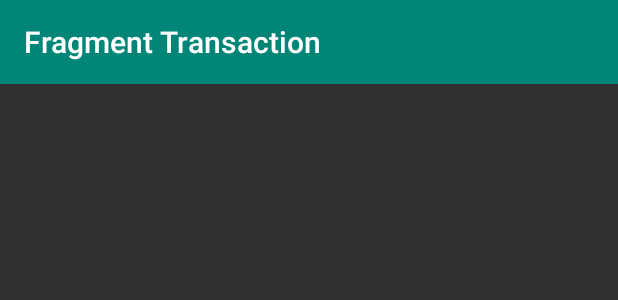
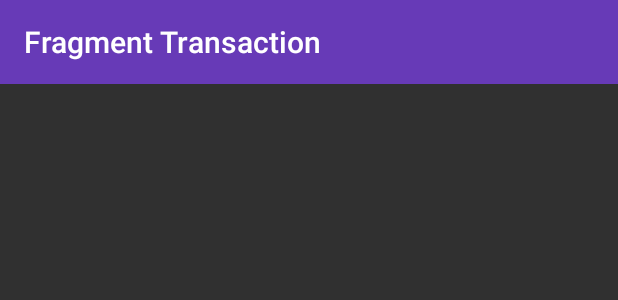
Before and after one commit to chowii/MotionLayoutDemo, an Android app: the layout activity_fragment_transition.xml on its own in the app's theme, with its tools: preview values and no code run, on a phone screen of 412 x 824 dp. Shown: the top 300 px of the screen. Run offline under Robolectric (Android 15) with nearby library versions, the phone set to English and light mode, and no system bars.

Commit message:
updated fragment_login, added dummy signup button fixed edit text underline color; updated scene_fragment_transition, changed transition trigger from click to swipe and minor clean up;

```diff
--- a/app/src/main/res/layout/activity_fragment_transition.xml
+++ b/app/src/main/res/layout/activity_fragment_transition.xml
@@ -11,8 +11,9 @@
             android:id="@+id/toolbar"
             android:layout_width="0dp"
             android:layout_height="wrap_content"
-            android:background="@color/colorPrimary"
+            android:background="@color/colorAccent"
             app:title="Fragment Transaction"
+            app:titleTextColor="@android:color/white"
             app:layout_constraintTop_toTopOf="parent"
             app:layout_constraintStart_toStartOf="parent"
             app:layout_constraintEnd_toEndOf="parent">
@@ -23,7 +24,7 @@
             android:id="@+id/container"
             android:layout_width="100dp"
             android:layout_height="100dp"
-            app:cardCornerRadius="4dp"
+            android:padding="16dp"
             app:layout_constraintEnd_toEndOf="parent"
             app:layout_constraintBottom_toBottomOf="parent"/>
 
--- a/app/src/main/res/xml/scene_fragment_transition.xml
+++ b/app/src/main/res/xml/scene_fragment_transition.xml
@@ -1,36 +1,21 @@
 <?xml version="1.0" encoding="utf-8"?>
-<!--
-  Copyright (C) 2018 The Android Open Source Project
-  Licensed under the Apache License, Version 2.0 (the "License");
-  you may not use this file except in compliance with the License.
-  You may obtain a copy of the License at
-
-       http://www.apache.org/licenses/LICENSE-2.0
-
-  Unless required by applicable law or agreed to in writing, software
-  distributed under the License is distributed on an "AS IS" BASIS,
-  WITHOUT WARRANTIES OR CONDITIONS OF ANY KIND, either express or implied.
-  See the License for the specific language governing permissions and
-  limitations under the License.
-  -->
 <MotionScene xmlns:android="http://schemas.android.com/apk/res/android"
-             xmlns:motion="http://schemas.android.com/apk/res-auto"
-             android:id="@+id/motionLayout">
+             xmlns:motion="http://schemas.android.com/apk/res-auto">
 
     <Transition
             motion:constraintSetEnd="@+id/end"
-            motion:constraintSetStart="@+id/start"
-            motion:duration="1000"
-            motion:interpolator="linear" />
+            motion:constraintSetStart="@+id/start" />
 
-    <OnClick
-            motion:target="@+id/container" />
+    <OnSwipe
+            motion:dragDirection="dragDown"
+            motion:target="@+id/container"
+            motion:touchAnchorSide="top" />
 
     <ConstraintSet android:id="@+id/start">
 
         <Constraint
             android:id="@+id/container"
-            android:layout_width="100dp"
+            android:layout_width="wrap_content"
             android:layout_height="wrap_content"
             android:layout_marginEnd="8dp"
             android:layout_marginBottom="64dp"
```
Also changed, not shown: app/src/main/java/com/developingstorys/motionlayout/transitionfragment/FragmentTransitionActivity.kt (+1 -6 lines), app/src/main/res/layout/fragment_login.xml (+14 -1 lines), app/src/main/res/layout/fragment_main.xml (+3 -5 lines).
